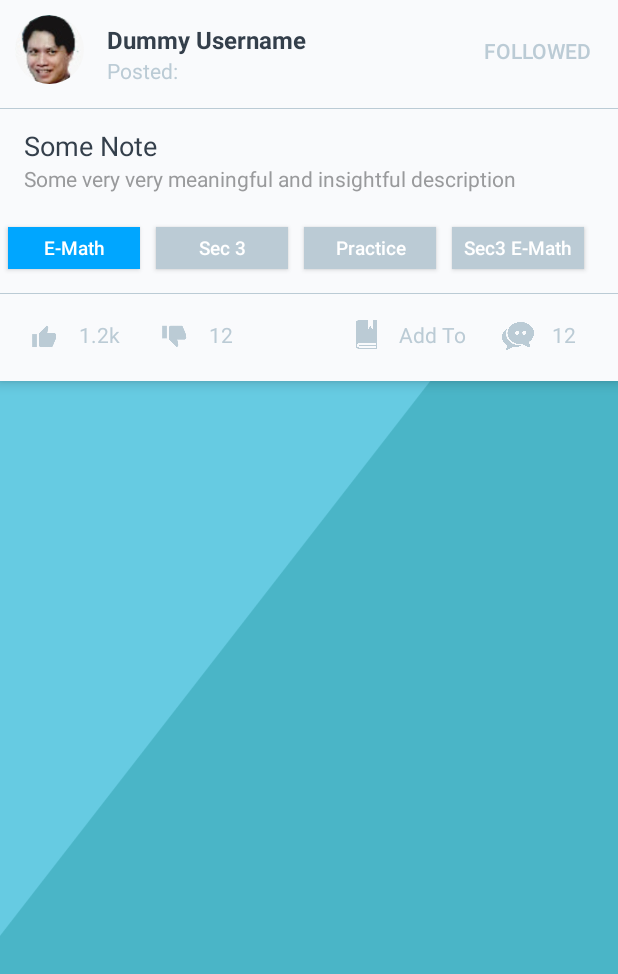
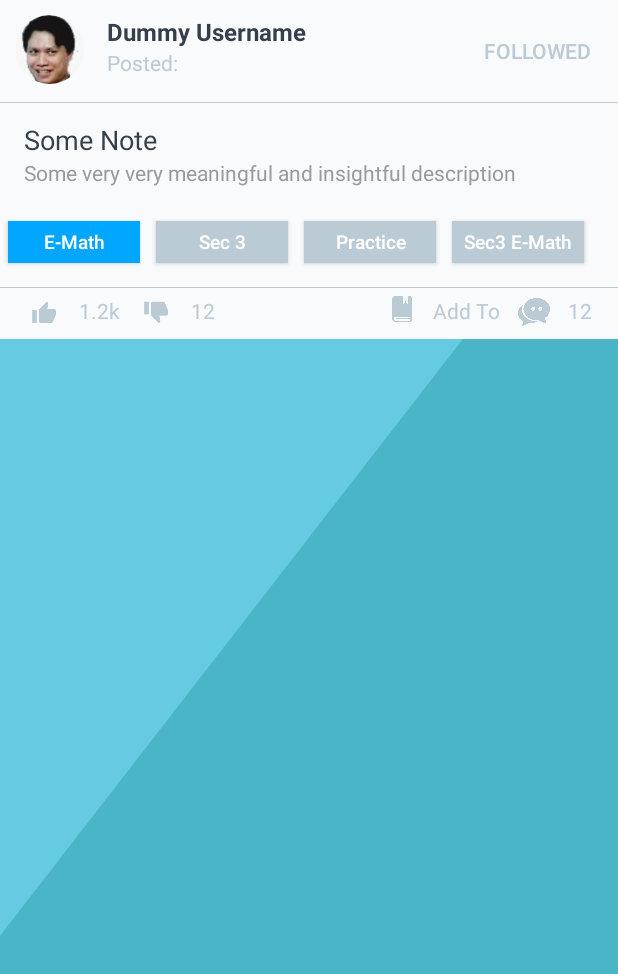
Before and after one commit to Clairverbot/welp, an Android app: the layout note_template.xml on its own in the app's theme, with its tools: preview values and no code run, on a phone screen of 412 x 824 dp. Shown: the top 974 px of the screen. Run offline under Robolectric (Android 15) with nearby library versions, the light colour scheme and no system bars.

Commit message:
Made note template responsive --> constraint layout for making width percent + positioning + HorizontalScrollView for tags so u can do the code generated tags

```diff
--- a/app/src/main/res/layout/note_template.xml
+++ b/app/src/main/res/layout/note_template.xml
@@ -1,20 +1,21 @@
 <?xml version="1.0" encoding="utf-8"?>
-<RelativeLayout xmlns:android="http://schemas.android.com/apk/res/android"
+<android.support.constraint.ConstraintLayout xmlns:android="http://schemas.android.com/apk/res/android"
+    xmlns:app="http://schemas.android.com/apk/res-auto"
     xmlns:tools="http://schemas.android.com/tools"
     android:layout_width="match_parent"
-    android:layout_height="match_parent"
-    xmlns:app="http://schemas.android.com/apk/res-auto">
+    android:layout_height="wrap_content"
+    android:layout_marginBottom="6dp">
 
     <LinearLayout
         android:id="@+id/llNote"
         android:layout_width="match_parent"
         android:layout_height="wrap_content"
+        android:layout_marginBottom="@dimen/Padding"
         android:background="#F9FAFC"
         android:elevation="5dp"
-        android:layout_marginBottom="@dimen/Padding"
         android:orientation="vertical">
 
-        <GridLayout
+        <android.support.constraint.ConstraintLayout
             android:id="@+id/llNoteTopBar"
             android:layout_width="match_parent"
             android:layout_height="wrap_content"
@@ -22,8 +23,7 @@
             android:orientation="horizontal">
 
 
-            <de.hdodenhof.circleimageview.CircleImageView
-                xmlns:app="http://schemas.android.com/apk/res-auto"
+            <de.hdodenhof.circleimageview.CircleImageView xmlns:app="http://schemas.android.com/apk/res-auto"
                 android:id="@+id/profile_image"
                 android:layout_width="46dp"
                 android:layout_height="46dp"
@@ -34,20 +34,25 @@
                 app:civ_border_width="0dp" />
 
             <LinearLayout
-                android:layout_width="wrap_content"
+                android:layout_width="0dp"
                 android:layout_height="wrap_content"
-                android:layout_marginTop="5dp"
                 android:layout_marginBottom="5dp"
                 android:layout_marginLeft="15dp"
-                android:orientation="vertical">
+                android:layout_marginTop="5dp"
+                android:orientation="vertical"
+                app:layout_constraintLeft_toRightOf="@id/profile_image"
+                app:layout_constraintWidth_percent="0.5"
+                >
 
                 <TextView
                     android:id="@+id/tvUsername"
                     android:layout_width="wrap_content"
                     android:layout_height="wrap_content"
                     android:text="Dummy Username"
+                    android:textColor="@color/colorPrimary"
                     android:textSize="16sp"
-               android:textStyle="bold"     android:textColor="@color/colorPrimary"/>
+                    android:textStyle="bold"
+                  />
 
                 <TextView
                     android:id="@+id/tvPostTimeDetail"
@@ -62,12 +67,12 @@
                 android:id="@+id/btnFolllowStatus"
                 android:layout_width="wrap_content"
                 android:layout_height="wrap_content"
-                android:layout_alignParentRight="true"
                 android:layout_column="3"
                 android:background="@color/color_YouCantSeeME"
                 android:text="Followed"
-                android:textColor="@color/text_color_whenInDoubtUseThis" />
-        </GridLayout>
+                android:textColor="@color/text_color_whenInDoubtUseThis"
+                app:layout_constraintRight_toRightOf="parent" />
+        </android.support.constraint.ConstraintLayout>
 
         <View
             android:layout_width="match_parent"
@@ -78,10 +83,10 @@
         <LinearLayout
             android:layout_width="match_parent"
             android:layout_height="wrap_content"
-            android:layout_marginTop="@dimen/BiggerPadding"
             android:layout_marginBottom="@dimen/BiggerPadding"
             android:layout_marginLeft="16dp"
             android:layout_marginRight="16dp"
+            android:layout_marginTop="@dimen/BiggerPadding"
             android:orientation="vertical">
 
             <TextView
@@ -89,9 +94,9 @@
                 android:layout_width="match_parent"
                 android:layout_height="wrap_content"
                 android:text="Some Note"
-                android:textSize="18sp"
+                android:textColor="@color/colorPrimary"
 
-                android:textColor="@color/colorPrimary"/>
+                android:textSize="18sp" />
 
             <TextView
                 android:id="@+id/tvNoteDesc"
@@ -102,17 +107,19 @@
             <!--TODO: put a recycler view of buttons here-->
         </LinearLayout>
 
+        <HorizontalScrollView
+            android:layout_width="match_parent"
+            android:layout_height="wrap_content">
+
             <LinearLayout
                 android:layout_width="match_parent"
                 android:layout_height="wrap_content"
+                android:layout_marginBottom="@dimen/Padding"
                 android:layout_marginTop="@dimen/Padding"
-            android:layout_marginBottom="@dimen/Padding"
 
-            android:orientation="horizontal"
-            >
+                android:orientation="horizontal">
 
                 <Button
-
                     android:id="@+id/btn_subject"
                     android:layout_width="wrap_content"
                     android:layout_height="@dimen/tagsBtnHeight"
@@ -120,10 +127,9 @@
                     android:layout_margin="@dimen/Padding"
                     android:background="@color/btn_color_PakatanHarapan"
                     android:text="E-Math"
+                    android:textAllCaps="false"
                     android:textColor="@color/veriWhite"
-                android:textSize="@dimen/tagsFontSize"
-                android:textAllCaps="false"
-             />
+                    android:textSize="@dimen/tagsFontSize" />
 
                 <Button
                     android:id="@+id/btn_year"
@@ -132,8 +138,9 @@
                     android:layout_margin="@dimen/Padding"
                     android:background="@color/text_color_whenInDoubtUseThis"
                     android:text="Sec 3"
+                    android:textAllCaps="false"
                     android:textColor="@color/veriWhite"
-                android:textSize="@dimen/tagsFontSize" android:textAllCaps="false"/>
+                    android:textSize="@dimen/tagsFontSize" />
 
                 <Button
                     android:id="@+id/btn_category"
@@ -142,39 +149,44 @@
                     android:layout_margin="@dimen/Padding"
                     android:background="@color/text_color_whenInDoubtUseThis"
                     android:text="Practice"
+                    android:textAllCaps="false"
                     android:textColor="@color/veriWhite"
-                android:textSize="@dimen/tagsFontSize" android:textAllCaps="false"/>
+                    android:textSize="@dimen/tagsFontSize" />
 
                 <Button
                     android:id="@+id/btn_summarry"
                     android:layout_width="wrap_content"
                     android:layout_height="@dimen/tagsBtnHeight"
                     android:layout_margin="@dimen/Padding"
+                    android:background="@color/text_color_whenInDoubtUseThis"
                     android:padding="1dp"
-                android:background="@color/text_color_whenInDoubtUseThis"
                     android:text="Sec3 E-Math"
+                    android:textAllCaps="false"
                     android:textColor="@color/veriWhite"
-                android:textSize="@dimen/tagsFontSize" android:textAllCaps="false"/>
+                    android:textSize="@dimen/tagsFontSize" />
             </LinearLayout>
+
+        </HorizontalScrollView>
 
         <View
             android:layout_width="match_parent"
-            android:layout_marginTop="@dimen/Padding"
             android:layout_height="0.5dp"
             android:layout_below="@+id/llNoteTopBar"
+            android:layout_marginTop="@dimen/Padding"
             android:background="@color/post_Grey" />
 
-        <LinearLayout
-            android:layout_width="wrap_content"
+        <android.support.constraint.ConstraintLayout
+            android:layout_width="match_parent"
             android:layout_height="wrap_content"
             android:layout_margin="@dimen/Padding"
             android:orientation="horizontal">
 
             <LinearLayout
+                android:id="@+id/llUpvote"
                 android:layout_width="wrap_content"
                 android:layout_height="wrap_content"
                 android:layout_margin="@dimen/BiggerPadding"
-                >
+                app:layout_constraintLeft_toLeftOf="parent">
 
                 <ImageButton
                     android:id="@+id/ib_Upvote"
@@ -185,7 +197,7 @@
                     android:maxWidth="23dp"
                     android:scaleType="fitCenter"
                     android:src="@drawable/post_upvote"
-                    android:tint="@color/post_Grey"/>
+                    android:tint="@color/post_Grey" />
 
                 <TextView
                     android:id="@+id/tv_Upvote"
@@ -193,14 +205,14 @@
                     android:layout_height="match_parent"
                     android:layout_marginLeft="@dimen/BiggerPadding"
                     android:text="1.2k"
-                    android:textColor="@color/post_Grey"
-                    />
+                    android:textColor="@color/post_Grey" />
             </LinearLayout>
 
             <LinearLayout
                 android:layout_width="wrap_content"
                 android:layout_height="wrap_content"
-                android:layout_margin="@dimen/BiggerPadding">
+                android:layout_margin="@dimen/BiggerPadding"
+                app:layout_constraintLeft_toRightOf="@id/llUpvote">
 
                 <ImageButton
                     android:id="@+id/ib_Downvote"
@@ -210,21 +222,24 @@
                     android:background="@color/color_YouCantSeeME"
                     android:maxWidth="23dp"
                     android:scaleType="fitCenter"
-                    android:src="@drawable/post_downvote" android:tint="@color/post_Grey" />
+                    android:src="@drawable/post_downvote"
+                    android:tint="@color/post_Grey" />
 
                 <TextView
                     android:id="@+id/tv_Downvote"
                     android:layout_width="wrap_content"
                     android:layout_height="match_parent"
                     android:layout_marginLeft="@dimen/BiggerPadding"
-                    android:text="12" android:textColor="@color/post_Grey"
-                    />
+                    android:text="12"
+                    android:textColor="@color/post_Grey" />
+
             </LinearLayout>
 
             <LinearLayout
                 android:layout_width="wrap_content"
                 android:layout_height="wrap_content"
-                android:layout_margin="@dimen/BiggerPadding">
+                android:layout_margin="@dimen/BiggerPadding"
+                app:layout_constraintRight_toLeftOf="@id/llComment">
 
                 <ImageButton
                     android:id="@+id/ib_Bookmark"
@@ -234,23 +249,24 @@
                     android:layout_marginRight="@dimen/BiggerPadding"
                     android:adjustViewBounds="true"
                     android:background="@color/color_YouCantSeeME"
-                    android:maxWidth="19dp"
+                    android:maxWidth="17dp"
                     android:scaleType="fitCenter"
                     android:src="@drawable/post_notebook"
-                    android:tint="@color/post_Grey"/>
+                    android:tint="@color/post_Grey" />
 
                 <TextView
                     android:layout_width="wrap_content"
                     android:layout_height="match_parent"
                     android:text="@string/home_bookmark"
-                    android:textColor="@color/post_Grey"/>
+                    android:textColor="@color/post_Grey" />
             </LinearLayout>
 
             <LinearLayout
+                android:id="@+id/llComment"
                 android:layout_width="wrap_content"
                 android:layout_height="wrap_content"
                 android:layout_margin="@dimen/BiggerPadding"
-                >
+                app:layout_constraintRight_toRightOf="parent">
 
                 <ImageButton
                     android:id="@+id/ib_Comment"
@@ -261,16 +277,17 @@
                     android:maxWidth="21dp"
                     android:scaleType="fitCenter"
                     android:src="@drawable/post_comments"
-                    android:tint="@color/post_Grey"/>
+                    android:tint="@color/post_Grey" />
 
                 <TextView
                     android:id="@+id/tv_Comment"
                     android:layout_width="wrap_content"
                     android:layout_height="match_parent"
                     android:layout_marginLeft="@dimen/BiggerPadding"
-                    android:text="12" android:textColor="@color/post_Grey"/>
+                    android:text="12"
+                    android:textColor="@color/post_Grey" />
             </LinearLayout>
 
+        </android.support.constraint.ConstraintLayout>
     </LinearLayout>
-    </LinearLayout>
-</RelativeLayout>
+</android.support.constraint.ConstraintLayout>
```
Lines whose indentation alone changed are shown as unchanged.
